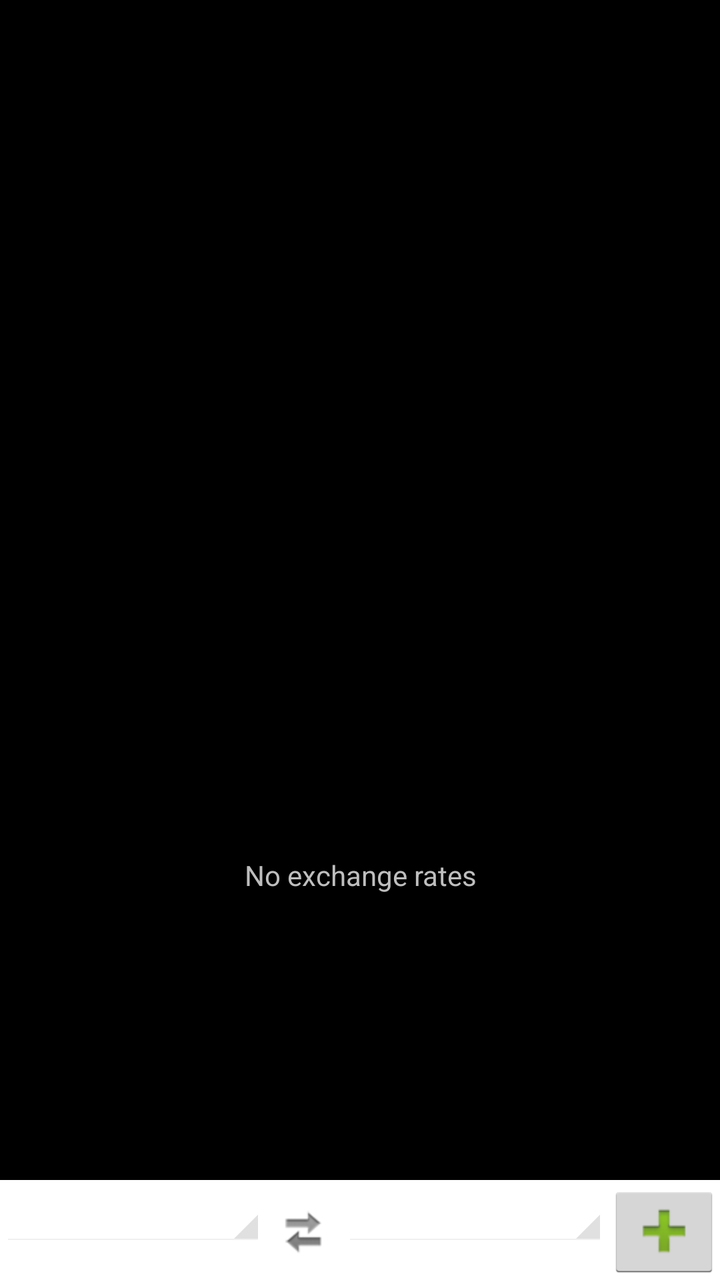
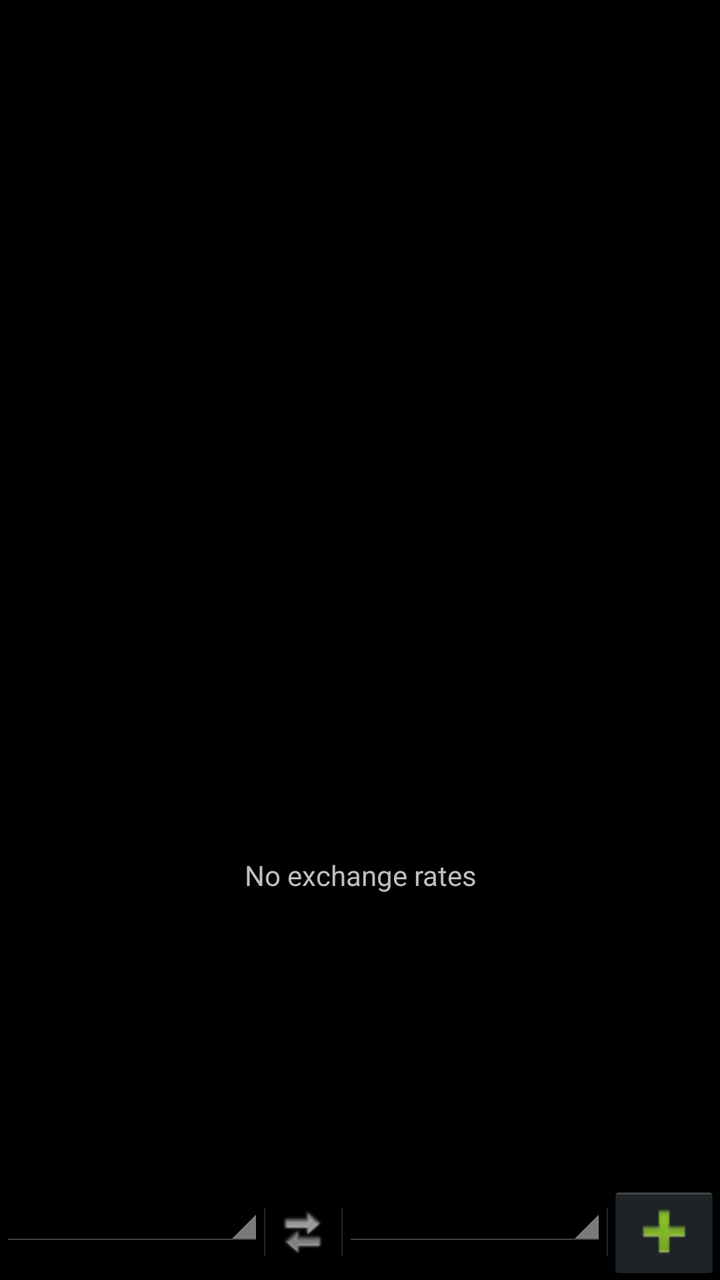

Screens rendered from an Android XML layout before and after an edit, with the pre-edit source and the edit as a unified diff.
<!-- AndroidManifest.xml: application theme AppTheme -->
<!-- res/layout/exchange_rate_list.xml -->
<LinearLayout xmlns:android="http://schemas.android.com/apk/res/android"
	android:layout_height="fill_parent" android:layout_width="fill_parent"
	android:orientation="vertical">
	<ListView android:id="@android:id/list" android:layout_width="fill_parent"
		android:layout_weight="1" android:layout_height="wrap_content">
	</ListView>
	<TextView android:id="@id/android:empty" android:layout_width="fill_parent"
		android:layout_height="wrap_content" android:layout_weight="1"
		android:gravity="center" android:text="@string/no_exchange_rates" />
	<LinearLayout android:layout_height="wrap_content"
		android:layout_width="fill_parent" android:background="#FFF"
		android:paddingTop="2dp">
        <Spinner android:id="@+id/spinnerFromCurrency" android:layout_width="wrap_content"
                 android:layout_height="wrap_content" android:layout_weight="1"/>
        <ImageButton android:layout_width="wrap_content"
                     android:layout_height="wrap_content" android:id="@+id/bFlip"
                     android:src="@drawable/ic_btn_switch" android:background="@drawable/btn_circle" />
        <Spinner android:id="@+id/spinnerToCurrency" android:layout_width="wrap_content"
                 android:layout_height="wrap_content" android:layout_weight="1"/>
		<ImageButton android:layout_width="wrap_content"
			android:layout_height="wrap_content" android:id="@+id/bAdd"
			android:src="@drawable/ic_input_add" />
	</LinearLayout>
</LinearLayout>
<!-- resources referenced by this layout -->
<resources>
  <!-- drawable btn_circle (drawable) -->
  <?xml version="1.0" encoding="utf-8"?>
  <selector xmlns:android="http://schemas.android.com/apk/res/android">
      <item android:state_window_focused="false" android:state_enabled="true"
          android:drawable="@drawable/btn_circle_normal" />
      <item android:state_window_focused="false" android:state_enabled="false"
          android:drawable="@drawable/btn_circle_disable" />
      <item android:state_pressed="true" 
          android:drawable="@drawable/btn_circle_pressed" />
      <item android:state_focused="true" android:state_enabled="true"
          android:drawable="@drawable/btn_circle_selected" />
      <item android:state_enabled="true"
          android:drawable="@drawable/btn_circle_normal" />
      <item android:state_focused="true"
          android:drawable="@drawable/btn_circle_disable_focused" />
      <item
           android:drawable="@drawable/btn_circle_disable" />
  </selector>
  <!-- drawable ic_btn_switch: png bitmap (drawable-hdpi, 1643 bytes) -->
  <!-- drawable ic_input_add: png bitmap (drawable-hdpi, 1244 bytes) -->
  <string name="no_exchange_rates">No exchange rates</string>
  <style name="AppTheme" parent="android:Theme" />
  <!-- drawable btn_circle_normal: png bitmap (drawable-hdpi, 2974 bytes) -->
  <!-- drawable btn_circle_disable: png bitmap (drawable-hdpi, 2989 bytes) -->
  <!-- drawable btn_circle_pressed: png bitmap (drawable-hdpi, 902 bytes) -->
  <!-- drawable btn_circle_selected: png bitmap (drawable-hdpi, 1250 bytes) -->
  <!-- drawable btn_circle_disable_focused: png bitmap (drawable-hdpi, 1250 bytes) -->
</resources>

<!-- the commit's change to res/layout/exchange_rate_list.xml (unified diff, before → after) -->
@@ -8,8 +8,9 @@
 		android:layout_height="wrap_content" android:layout_weight="1"
 		android:gravity="center" android:text="@string/no_exchange_rates" />
 	<LinearLayout android:layout_height="wrap_content"
-		android:layout_width="fill_parent" android:background="#FFF"
-		android:paddingTop="2dp">
+		android:layout_width="fill_parent"
+		android:paddingTop="2dp"
+		style="@style/ButtonBar">
         <Spinner android:id="@+id/spinnerFromCurrency" android:layout_width="wrap_content"
                  android:layout_height="wrap_content" android:layout_weight="1"/>
         <ImageButton android:layout_width="wrap_content"
@@ -19,6 +20,7 @@
                  android:layout_height="wrap_content" android:layout_weight="1"/>
 		<ImageButton android:layout_width="wrap_content"
 			android:layout_height="wrap_content" android:id="@+id/bAdd"
-			android:src="@drawable/ic_input_add" />
+			android:src="@drawable/ic_input_add"
+			style="@style/ImageButtonOnDarkBackground" />
 	</LinearLayout>
 </LinearLayout>
<!-- resource entries referenced after the edit -->
@@ -21,6 +21,14 @@
   <!-- drawable ic_btn_switch: png bitmap (drawable-hdpi, 1643 bytes) -->
   <!-- drawable ic_input_add: png bitmap (drawable-hdpi, 1244 bytes) -->
   <string name="no_exchange_rates">No exchange rates</string>
+  <style name="ButtonBar"> 
+  		<item name="android:paddingTop">5dip</item> 
+  		<item name="android:paddingLeft">4dip</item> 
+  		<item name="android:paddingRight">4dip</item> 
+  		<item name="android:paddingBottom">1dip</item> 
+  		<item name="android:background">@android:drawable/bottom_bar</item> 
+  	</style>
+  <style name="ImageButtonOnDarkBackground" parent="@android:style/Widget.ImageButton" />
   <style name="AppTheme" parent="android:Theme" />
   <!-- drawable btn_circle_normal: png bitmap (drawable-hdpi, 2974 bytes) -->
   <!-- drawable btn_circle_disable: png bitmap (drawable-hdpi, 2989 bytes) -->
